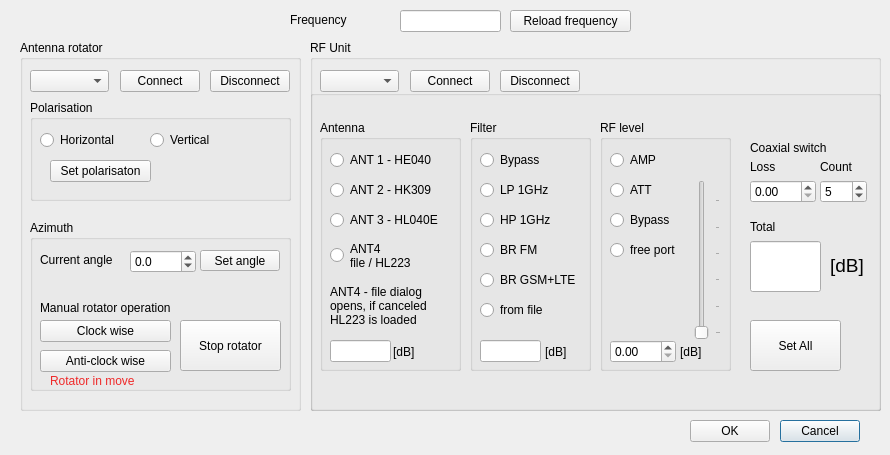
Qt form rfusetting.ui (petrsvobodnik/DP) before a commit.
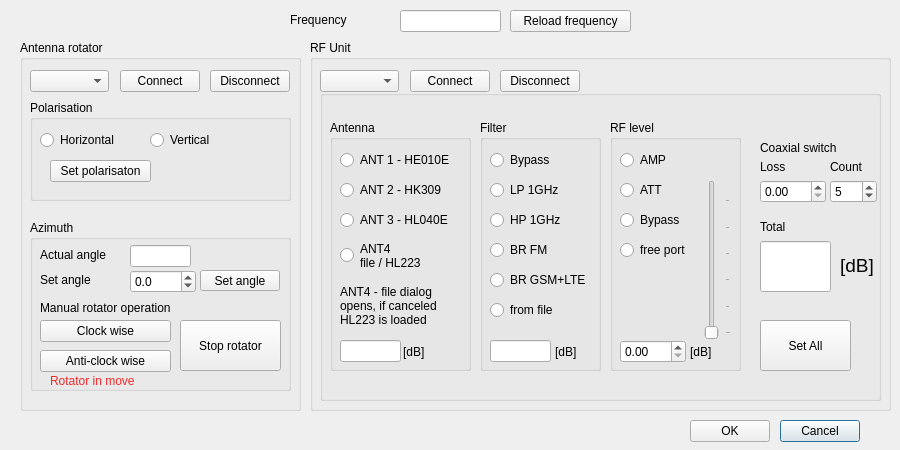
The same form after that commit.

```diff
--- a/rfusetting.ui
+++ b/rfusetting.ui
@@ -6,8 +6,8 @@
    <rect>
     <x>0</x>
     <y>0</y>
-    <width>890</width>
-    <height>455</height>
+    <width>900</width>
+    <height>450</height>
    </rect>
   </property>
   <property name="font">
@@ -192,7 +192,7 @@
      <property name="geometry">
       <rect>
        <x>100</x>
-       <y>30</y>
+       <y>50</y>
        <width>66</width>
        <height>23</height>
       </rect>
@@ -211,7 +211,7 @@
      <property name="geometry">
       <rect>
        <x>170</x>
-       <y>30</y>
+       <y>50</y>
        <width>80</width>
        <height>21</height>
       </rect>
@@ -250,13 +250,13 @@
      <property name="geometry">
       <rect>
        <x>10</x>
-       <y>30</y>
+       <y>50</y>
        <width>91</width>
        <height>20</height>
       </rect>
      </property>
      <property name="text">
-      <string>Current angle</string>
+      <string>Set angle</string>
      </property>
     </widget>
     <widget class="QPushButton" name="PBrotRIGHT">
@@ -322,6 +322,32 @@
       <string>Rotator in move</string>
      </property>
     </widget>
+    <widget class="QLabel" name="label_14">
+     <property name="geometry">
+      <rect>
+       <x>10</x>
+       <y>25</y>
+       <width>91</width>
+       <height>20</height>
+      </rect>
+     </property>
+     <property name="text">
+      <string>Actual angle</string>
+     </property>
+    </widget>
+    <widget class="QLineEdit" name="LEactualAngle">
+     <property name="geometry">
+      <rect>
+       <x>100</x>
+       <y>25</y>
+       <width>61</width>
+       <height>22</height>
+      </rect>
+     </property>
+     <property name="readOnly">
+      <bool>true</bool>
+     </property>
+    </widget>
    </widget>
    <widget class="QPushButton" name="PBdisconnectAR">
     <property name="geometry">
@@ -342,7 +368,7 @@
     <rect>
      <x>310</x>
      <y>40</y>
-     <width>571</width>
+     <width>581</width>
      <height>371</height>
     </rect>
    </property>
@@ -388,10 +414,10 @@
    <widget class="QGroupBox" name="GBparameters">
     <property name="geometry">
      <rect>
-      <x>0</x>
+      <x>10</x>
       <y>50</y>
-      <width>571</width>
-      <height>321</height>
+      <width>561</width>
+      <height>311</height>
      </rect>
     </property>
     <property name="title">
@@ -797,12 +823,12 @@
        <rect>
         <x>10</x>
         <y>30</y>
-        <width>111</width>
+        <width>121</width>
         <height>20</height>
        </rect>
       </property>
       <property name="text">
-       <string>ANT 1 - HE040</string>
+       <string>ANT 1 - HE010E</string>
       </property>
       <attribute name="buttonGroup">
        <string notr="true">RBgroupANT</string>
```
Left out of the diff: 4 changed lines with no effect on the pictures.
